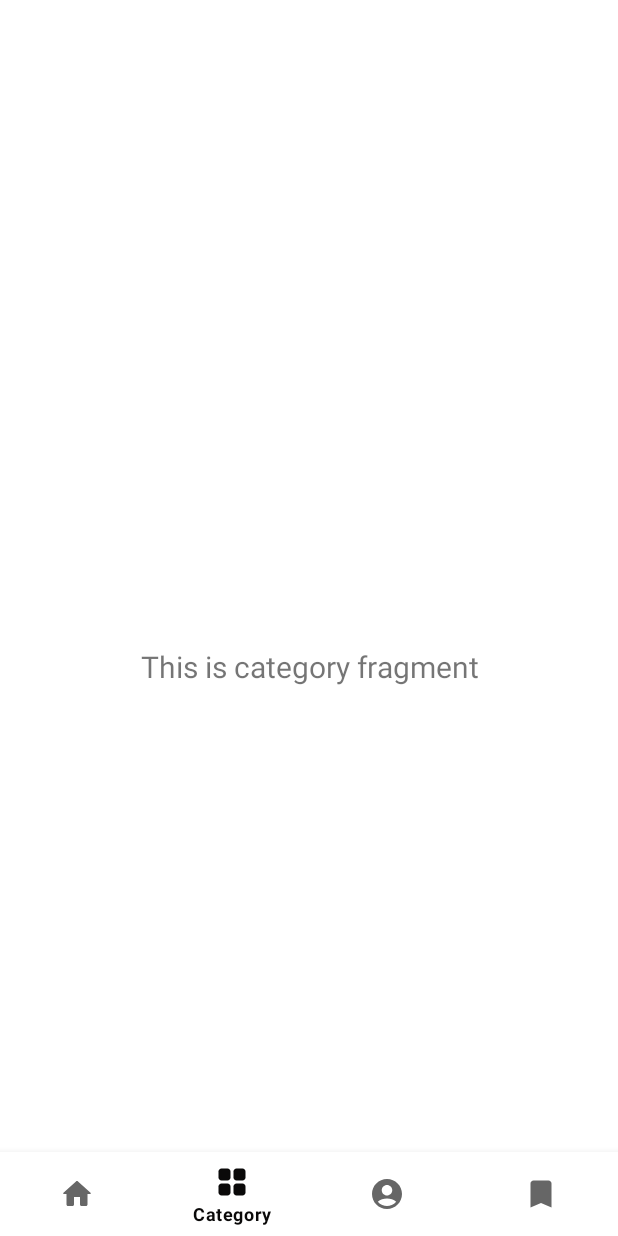
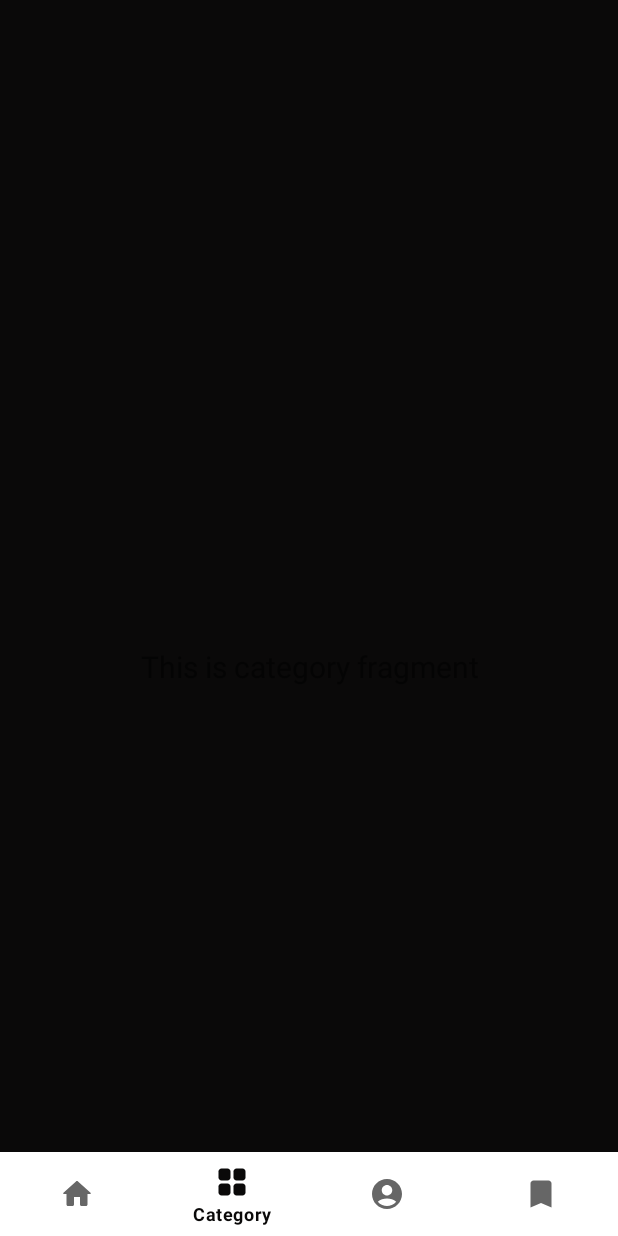
Before and after one commit to antoineTsinga/streamavailability, an Android app: the screen it shows after launch (MainActivity), item 2 of the bottom bar chosen, on a phone screen of 412 x 824 dp. Run offline under Robolectric (Android 15) with nearby library versions, the phone set to English and light mode, and no system bars; our stand-ins replace navigation-ui.

Commit message:
Homeview in progress

```diff
--- a/app/build.gradle
+++ b/app/build.gradle
@@ -40,7 +40,6 @@
     implementation 'androidx.lifecycle:lifecycle-viewmodel-ktx:2.5.1'
     implementation 'androidx.navigation:navigation-fragment:2.5.3'
     implementation 'androidx.navigation:navigation-ui:2.5.3'
-    implementation 'com.github.smarteist:autoimageslider:1.3.9'
     implementation 'com.github.bumptech.glide:glide:4.11.0'
     testImplementation 'junit:junit:4.13.2'
     androidTestImplementation 'androidx.test.ext:junit:1.1.5'
--- a/app/src/main/java/com/streamavailability/ui/home/HomeFragment.java
+++ b/app/src/main/java/com/streamavailability/ui/home/HomeFragment.java
@@ -26,9 +26,8 @@
         binding = FragmentHomeBinding.inflate(inflater, container, false);
         View root = binding.getRoot();
 
-        final TextView textView = binding.textHome;
-        homeViewModel.getText().observe(getViewLifecycleOwner(), textView::setText);
-        return root;
+
+                return root;
     }
 
     @Override
--- /dev/null
+++ b/app/src/main/res/drawable/ic_round_search_24.xml
@@ -0,0 +1,5 @@
+<vector android:height="24dp" android:tint="#796D6D"
+    android:viewportHeight="24" android:viewportWidth="24"
+    android:width="24dp" xmlns:android="http://schemas.android.com/apk/res/android">
+    <path android:fillColor="@android:color/white" android:pathData="M15.5,14h-0.79l-0.28,-0.27c1.2,-1.4 1.82,-3.31 1.48,-5.34 -0.47,-2.78 -2.79,-5 -5.59,-5.34 -4.23,-0.52 -7.79,3.04 -7.27,7.27 0.34,2.8 2.56,5.12 5.34,5.59 2.03,0.34 3.94,-0.28 5.34,-1.48l0.27,0.28v0.79l4.25,4.25c0.41,0.41 1.08,0.41 1.49,0 0.41,-0.41 0.41,-1.08 0,-1.49L15.5,14zM9.5,14C7.01,14 5,11.99 5,9.5S7.01,5 9.5,5 14,7.01 14,9.5 11.99,14 9.5,14z"/>
+</vector>
--- a/app/src/main/res/layout/activity_main.xml
+++ b/app/src/main/res/layout/activity_main.xml
@@ -4,7 +4,9 @@
     android:id="@+id/container"
     android:layout_width="match_parent"
     android:layout_height="match_parent"
-    android:paddingTop="?attr/actionBarSize">
+    android:background="@color/black"
+    android:paddingTop="?attr/actionBarSize"
+    >
 
     <com.google.android.material.bottomnavigation.BottomNavigationView
         android:id="@+id/nav_view"
--- a/app/src/main/res/values/colors.xml
+++ b/app/src/main/res/values/colors.xml
@@ -1,11 +1,16 @@
 <?xml version="1.0" encoding="utf-8"?>
 <resources>
-    <color name="purple_200">#FFBB86FC</color>
+
     <color name="purple_500">#FF6200EE</color>
     <color name="purple_700">#FF3700B3</color>
     <color name="teal_200">#FF03DAC5</color>
     <color name="teal_700">#FF018786</color>
-    <color name="black">#FF000000</color>
+
     <color name="white">#FFFFFFFF</color>
-    <color name="rouge">#F44336</color>
+    <color name="black">#0A0909</color>
+    <color name="black_500">#302929 </color>
+    <color name="red">#F24E1E</color>
+    <color name="purple_200">#00A8E1</color>
+    <color name="purple_100">#4D00A8E1</color>
+
 </resources>
--- a/app/src/main/res/values/strings.xml
+++ b/app/src/main/res/values/strings.xml
@@ -9,4 +9,5 @@
     <!-- TODO: Remove or change this placeholder text -->
     <string name="hello_blank_fragment">Hello blank fragment</string>
     <string name="image_slider">Image Slider</string>
+    <string name="search_view">search</string>
 </resources>
```
Also changed, not shown: app/src/main/res/drawable/round_search_field.xml (added, +9 -0 lines), app/src/main/res/layout/fragment_home.xml (+25 -6 lines).
